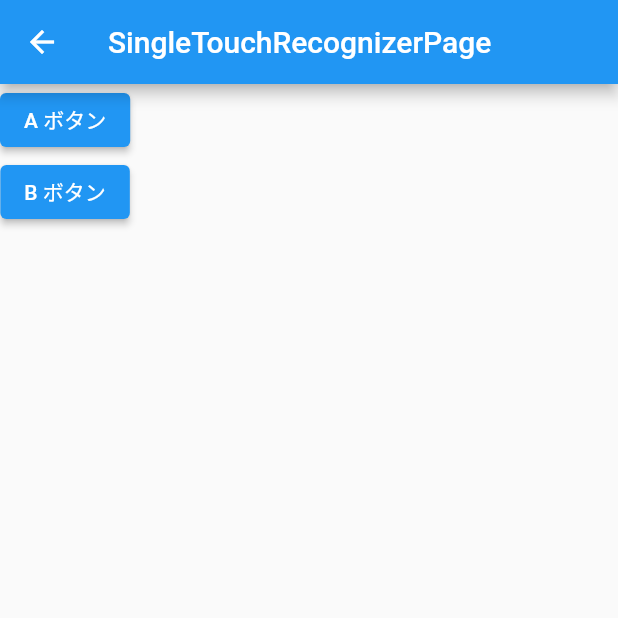
After one commit to DaigoWakabayashi/custom_gesture_sample, a Flutter app: the SingleTouchRecognizerPage screen opened directly, after a tap on "A ボタン", on a phone screen of 412 x 824 dp, the top half of it. The commit adds this screen. Run offline on Flutter 3.47's test engine with Material 2 defaults, Android fonts, the phone set to English and light mode, and no system bars.

Commit message:
feat: create SingleTouchRecognizer
feat: 新機能
fix: バグ修正・レビュー反映
docs: ドキュメントの変更
style: コードのロジックに影響を与えない変更（ホワイトスペース、フォーマット、セミコロンの欠落など）
refactor: バグ修正でも機能追加でもないコード変更
perf: パフォーマンス向上
test: テストの追加や既存のテストの修正
chore: ビルドプロセス、またはドキュメント生成などの補助ツールやライブラリの変更

```diff
--- a/lib/main.dart
+++ b/lib/main.dart
@@ -1,3 +1,4 @@
+import 'package:custom_gesture_sample/pages/single_touch_recognizer_page.dart';
 import 'package:custom_gesture_sample/pages/listener_page.dart';
 import 'package:custom_gesture_sample/pages/watch_arena_page.dart';
 import 'package:flutter/gestures.dart';
@@ -32,17 +33,20 @@ class _MyHomePageState extends State<MyHomePage> {
         child: Column(
           mainAxisAlignment: MainAxisAlignment.center,
           children: <Widget>[
-            // GestureArena の状況をロギングするか
             Switch(
               value: debugPrintGestureArenaDiagnostics,
               onChanged: (value) =>
                   setState(() => debugPrintGestureArenaDiagnostics = value),
             ),
-            // GestureArena で勝利した Recognizer のコールバックをロギング
             Switch(
               value: debugPrintRecognizerCallbacksTrace,
               onChanged: (value) =>
                   setState(() => debugPrintRecognizerCallbacksTrace = value),
+            ),
+            ElevatedButton(
+              onPressed: () =>
+                  push(context, page: const SingleTouchRecognizerPage()),
+              child: const Text('SingleTouchRecognizer'),
             ),
             ElevatedButton(
               onPressed: () =>
--- /dev/null
+++ b/lib/pages/single_touch_recognizer_page.dart
@@ -0,0 +1,36 @@
+import 'dart:developer';
+
+import 'package:custom_gesture_sample/widgets/single_touch_recognizer.dart';
+import 'package:flutter/material.dart';
+
+class SingleTouchRecognizerPage extends StatelessWidget {
+  const SingleTouchRecognizerPage({super.key});
+
+  @override
+  Widget build(BuildContext context) {
+    return Scaffold(
+      appBar: AppBar(title: Text(runtimeType.toString())),
+      body: RawGestureDetector(
+        gestures: <Type, GestureRecognizerFactory>{
+          SingleTouchRecognizer:
+              GestureRecognizerFactoryWithHandlers<SingleTouchRecognizer>(
+            () => SingleTouchRecognizer(),
+            (_) {},
+          )
+        },
+        child: Column(
+          children: [
+            ElevatedButton(
+              onPressed: () => log('A pressed!'),
+              child: const Text('A ボタン'),
+            ),
+            ElevatedButton(
+              onPressed: () => log('B pressed!'),
+              child: const Text('B ボタン'),
+            ),
+          ],
+        ),
+      ),
+    );
+  }
+}
--- /dev/null
+++ b/lib/widgets/single_touch_recognizer.dart
@@ -0,0 +1,37 @@
+import 'package:flutter/gestures.dart';
+
+/// 複数ポインタの同時押しを禁止する Recognizer
+class SingleTouchRecognizer extends OneSequenceGestureRecognizer {
+  // 指（ポインタ）の識別子
+  int _p = 0;
+
+  /// 押下イベントが発生したときに呼ばれる
+  /// event.pointer(int) にはアプリ内で一意な番号が割り振られている
+  @override
+  void addAllowedPointer(PointerDownEvent event) {
+    startTrackingPointer(event.pointer); // GestureArena への参加
+    if (_p == 0) {
+      // 1本目の指が押下された時
+      resolve(GestureDisposition.rejected); // 敗北宣言を出し、競合したタップイベントを優先させる
+      _p = event.pointer;
+    } else {
+      // 2本目以降の指が押下された時
+      resolve(GestureDisposition.accepted); // 勝利宣言を出し、競合したタップイベントを奪う
+    }
+  }
+
+  /// 追跡中のポインタ内で発生したイベント（タップダウン・タップアップ・スライド等）ごとに呼び出される
+  @override
+  void handleEvent(PointerEvent event) {
+    if (!event.down && event.pointer == _p) {
+      // 指が画面から離れたとき、独自ポインタ（_p）を 0 にリセット
+      _p = 0;
+    }
+  }
+
+  @override
+  String get debugDescription => runtimeType.toString();
+
+  @override
+  void didStopTrackingLastPointer(int pointer) {}
+}
```
